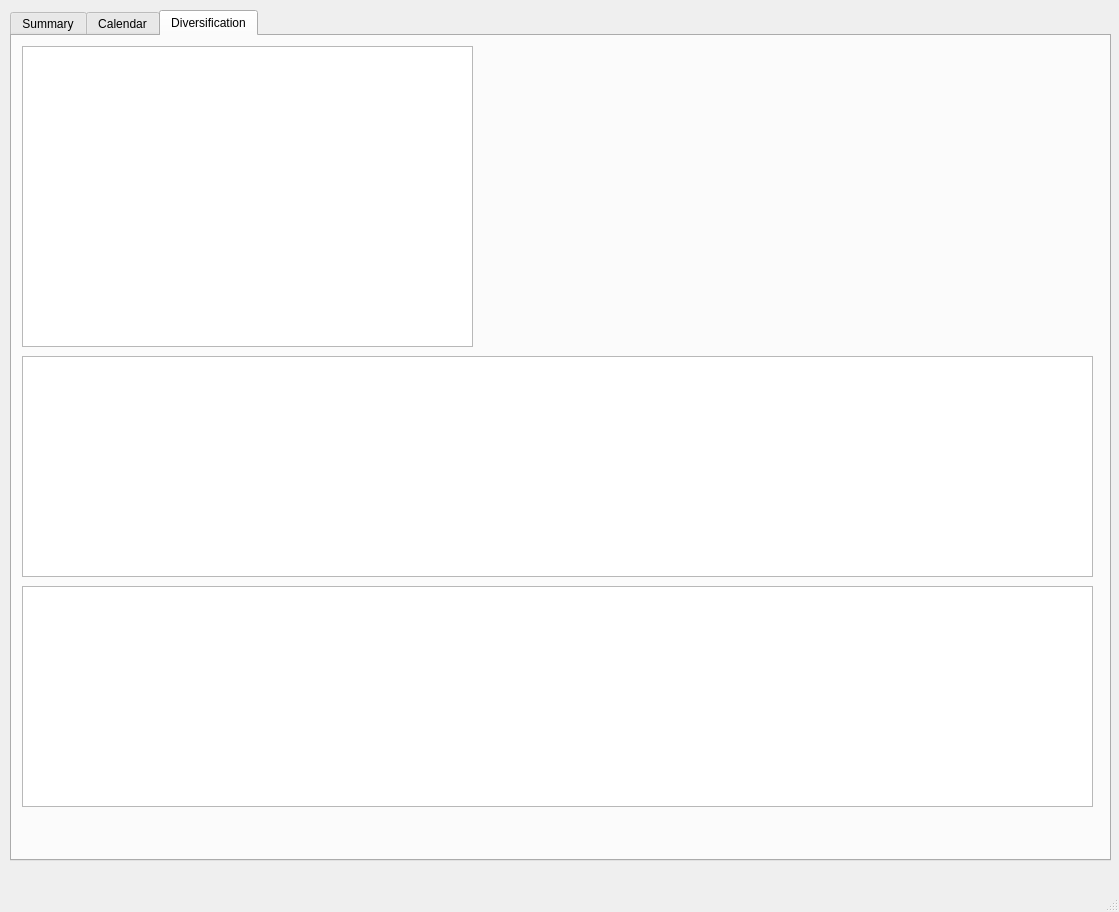
Above: divui.ui from neeraavi/pydiv before the change. Below: the same form after it.
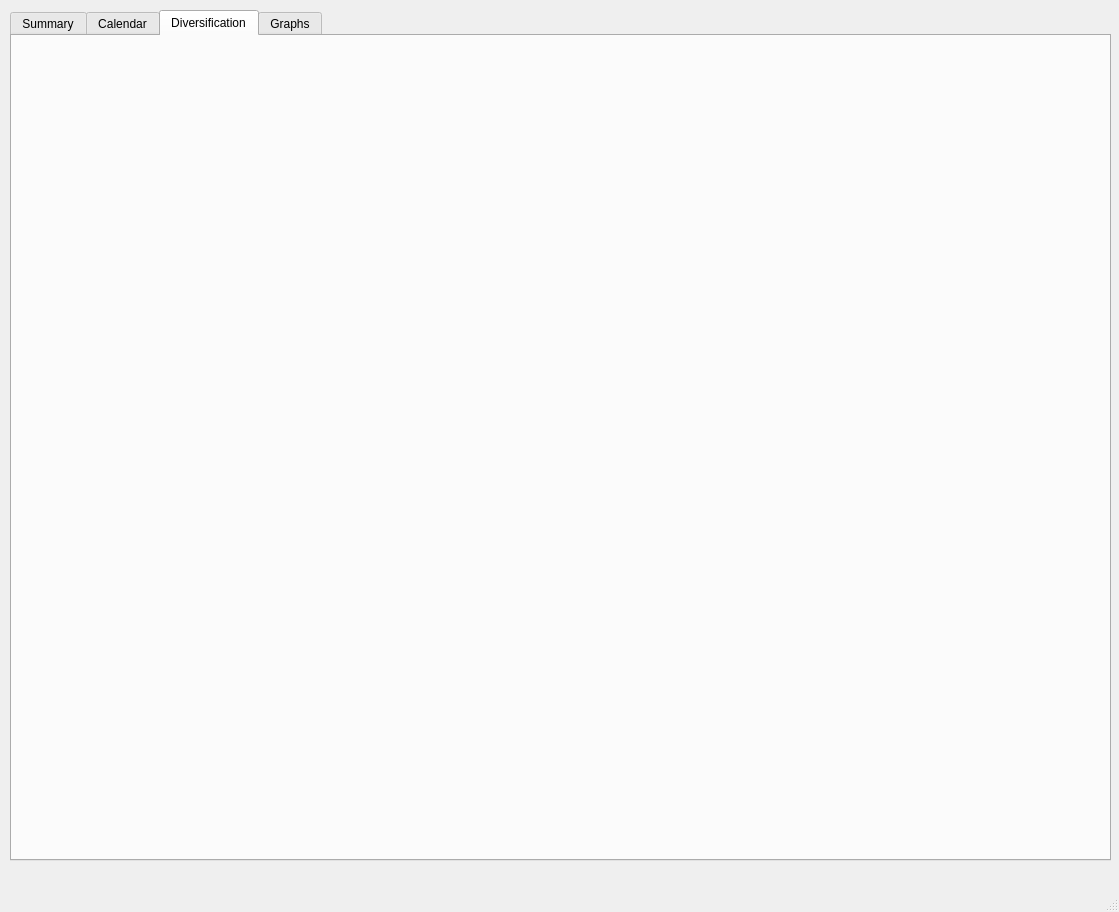
That is the form after the change. The open tabs and pages were chosen to show the change. Custom widgets are drawn as their Qt base class.

```diff
--- a/divui.ui
+++ b/divui.ui
@@ -374,33 +374,18 @@
      <attribute name="title">
       <string>Diversification</string>
      </attribute>
-     <widget class="QListView" name="listView">
+    </widget>
+    <widget class="QWidget" name="tab_4">
+     <attribute name="title">
+      <string>Graphs</string>
+     </attribute>
+     <widget class="MplWidget" name="plot_1" native="true">
       <property name="geometry">
        <rect>
         <x>10</x>
-        <y>10</y>
-        <width>451</width>
-        <height>301</height>
-       </rect>
-      </property>
-     </widget>
-     <widget class="QGraphicsView" name="graphicsView">
-      <property name="geometry">
-       <rect>
-        <x>10</x>
-        <y>320</y>
-        <width>1071</width>
-        <height>221</height>
-       </rect>
-      </property>
-     </widget>
-     <widget class="QGraphicsView" name="graphicsView_2">
-      <property name="geometry">
-       <rect>
-        <x>10</x>
-        <y>550</y>
-        <width>1071</width>
-        <height>221</height>
+        <y>20</y>
+        <width>1081</width>
+        <height>291</height>
        </rect>
       </property>
      </widget>
@@ -419,6 +404,14 @@
   </widget>
   <widget class="QStatusBar" name="statusbar"/>
  </widget>
+ <customwidgets>
+  <customwidget>
+   <class>MplWidget</class>
+   <extends>QWidget</extends>
+   <header>mplwidget.h</header>
+   <container>1</container>
+  </customwidget>
+ </customwidgets>
  <resources/>
  <connections/>
 </ui>
```
Left out of the diff: 6 changed lines with no effect on the pictures.
